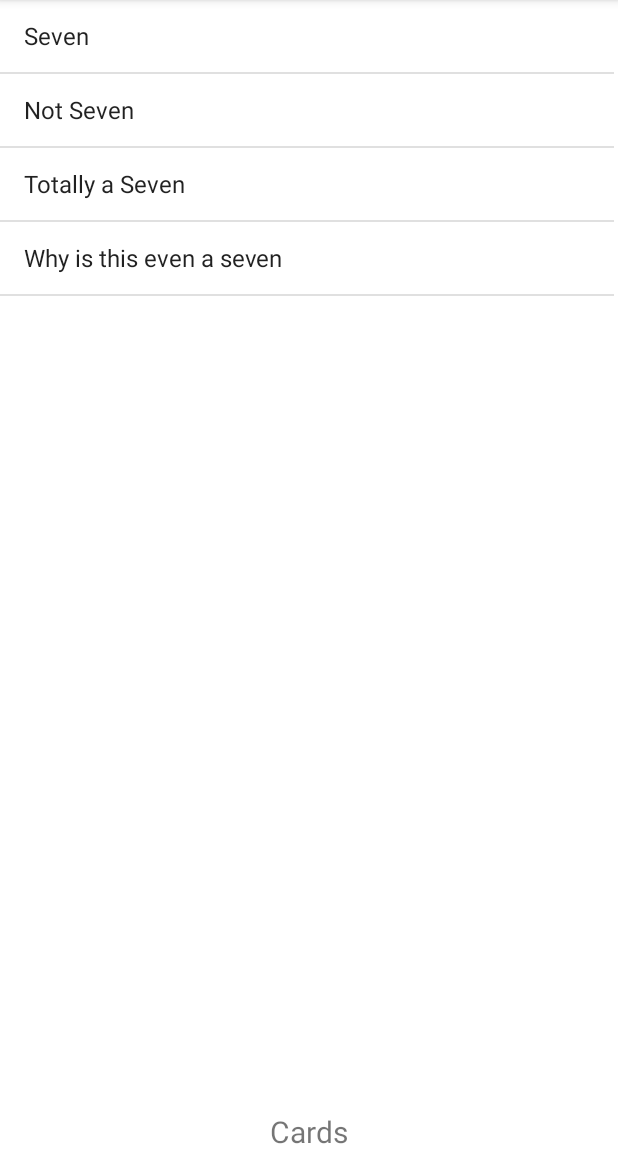
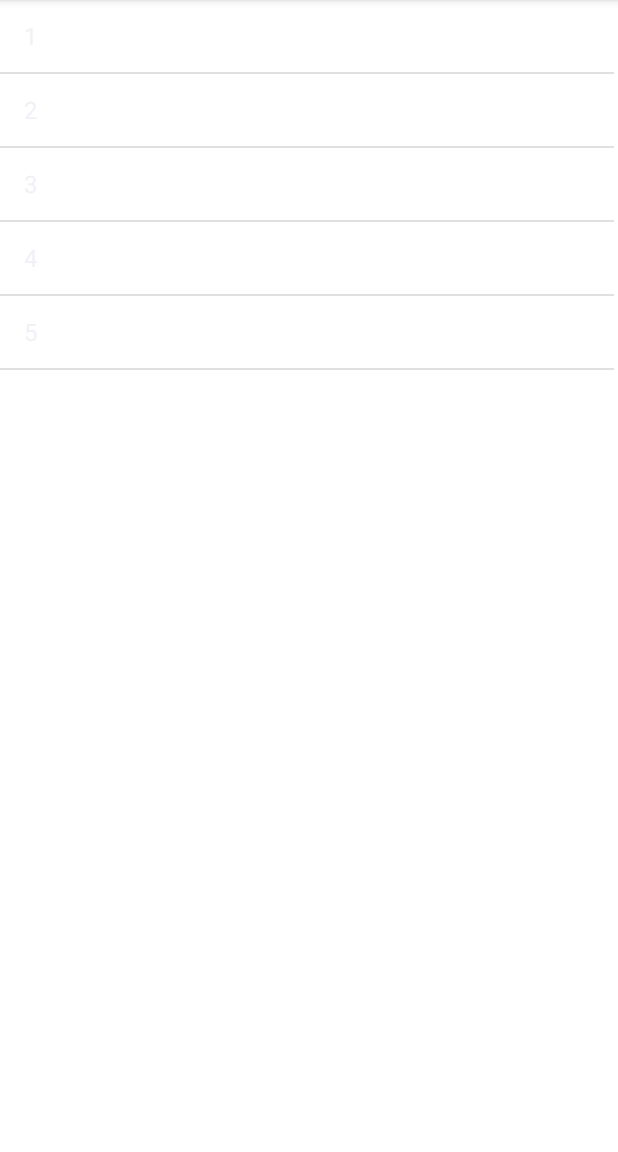
Before and after one commit to Insert-Title-Here/UnoFinal, an Android app: the CardActivity screen opened directly, with no data from a screen before it, on a phone screen of 412 x 824 dp, the part 84-1236 px from its top. Run offline under Robolectric (Android 15) with nearby library versions, the phone set to English and light mode, and no system bars.

Commit message:
fixed listView (prints in console)

```diff
--- a/app/src/main/java/com/example/unofinal/CardActivity.java
+++ b/app/src/main/java/com/example/unofinal/CardActivity.java
@@ -3,25 +3,51 @@ package com.example.unofinal;
 import androidx.appcompat.app.AppCompatActivity;
 
 import android.os.Bundle;
+import android.view.View;
+import android.widget.AdapterView;
 import android.widget.ArrayAdapter;
 import android.widget.ListView;
+import java.util.*;
 
 public class CardActivity extends AppCompatActivity {
 
-    ListView lv;
 
     @Override
     protected void onCreate(Bundle savedInstanceState) {
         super.onCreate(savedInstanceState);
         setContentView(R.layout.activity_card);
 
+        ListView lv = findViewById(R.id.cardList);
 
-        String cardNames[] = {"Seven", "Not Seven", "Totally a Seven", "Why is this even a seven"};
+        List<String> list = new ArrayList<>();
+        list.add("1");
+        list.add("2");
+        list.add("3");
+        list.add("4");
+        list.add("5");
 
-        ArrayAdapter<String> adapter = new ArrayAdapter<>(this, android.R.layout.simple_list_item_1, cardNames);
 
-        lv = findViewById(R.id.cardList);
+        ArrayAdapter<String> adapter = new ArrayAdapter(getApplicationContext(), android.R.layout.simple_list_item_1, list);
+
 
         lv.setAdapter(adapter);
+
+
+        lv.setOnItemClickListener(new AdapterView.OnItemClickListener() {
+            @Override
+            public void onItemClick(AdapterView<?> adapterView, View view, int position, long l) {
+                if(position == 0){
+                    System.out.println("1");
+                }else if(position == 1){
+                    System.out.println("2");
+                }else if(position == 2){
+                    System.out.println("3");
+                }else if(position == 3){
+                    System.out.println("4");
+                }else{
+                    System.out.println("5");
+                }
+            }
+        });
     }
 }
--- a/app/src/main/java/com/example/unofinal/Play.java
+++ b/app/src/main/java/com/example/unofinal/Play.java
@@ -9,8 +9,11 @@ import android.view.View;
 import com.example.unofinal.backend.ActionCardColored;
 import com.example.unofinal.backend.ActionCards;
 import com.example.unofinal.backend.MainCard;
+import com.example.unofinal.CardActivity;
+
 
 import java.util.*;
+
 
 
 
@@ -31,7 +34,6 @@ public class Play extends AppCompatActivity {
         super.onCreate(savedInstanceState);
         setContentView(R.layout.activity_play);
 
-        gameInit();
         cardImplementation();
     }
 
@@ -56,6 +58,7 @@ public class Play extends AppCompatActivity {
 
         buildDeck(deck);
         shuffleDeck(deck);
+        gameInit();
         setUpGame(deck, drawPile, game);
         discard.push(drawPile.pop());
         MainCard topOfDiscard = discard.peek();
--- a/app/src/main/res/layout/activity_card.xml
+++ b/app/src/main/res/layout/activity_card.xml
@@ -1,26 +1,16 @@
 <?xml version="1.0" encoding="utf-8"?>
-<androidx.constraintlayout.widget.ConstraintLayout xmlns:android="http://schemas.android.com/apk/res/android"
+<RelativeLayout xmlns:android="http://schemas.android.com/apk/res/android"
     xmlns:app="http://schemas.android.com/apk/res-auto"
     xmlns:tools="http://schemas.android.com/tools"
     android:layout_width="match_parent"
     android:layout_height="match_parent"
     tools:context=".CardActivity">
 
-    <TextView
-        android:id="@+id/cardText"
-        android:layout_width="wrap_content"
-        android:layout_height="wrap_content"
-        android:text="Cards"
-        android:textSize="20sp"
-        app:layout_constraintBottom_toBottomOf="parent"
-        app:layout_constraintEnd_toEndOf="parent"
-        app:layout_constraintStart_toStartOf="parent" />
 
     <ListView
         android:id="@+id/cardList"
         android:layout_width="409dp"
         android:layout_height="702dp"
-        tools:layout_editor_absoluteX="1dp"
-        tools:layout_editor_absoluteY="1dp" />
+        android:listSelector="#0f0" />
 
-</androidx.constraintlayout.widget.ConstraintLayout>
+</RelativeLayout>
```
Also changed, not shown: app/src/main/java/com/example/unofinal/dataStorage.java (added, +16 -0 lines).
